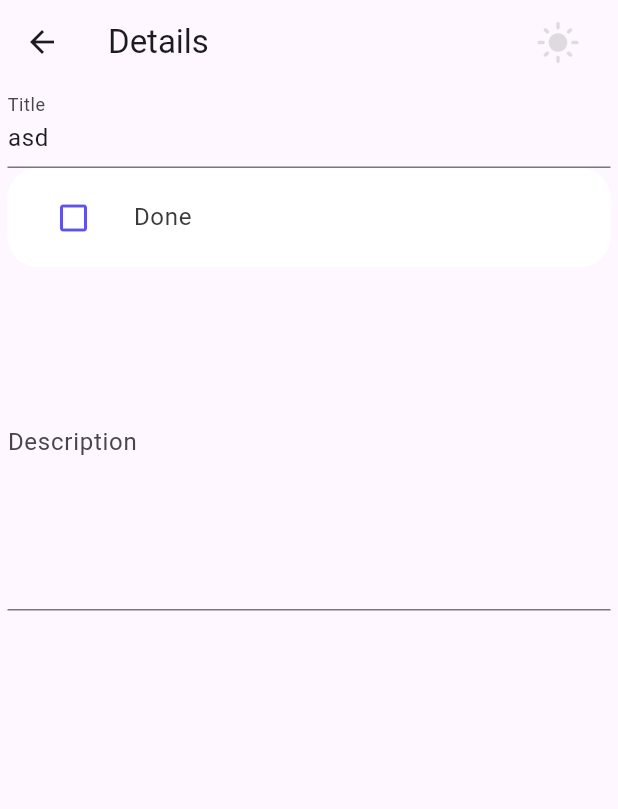
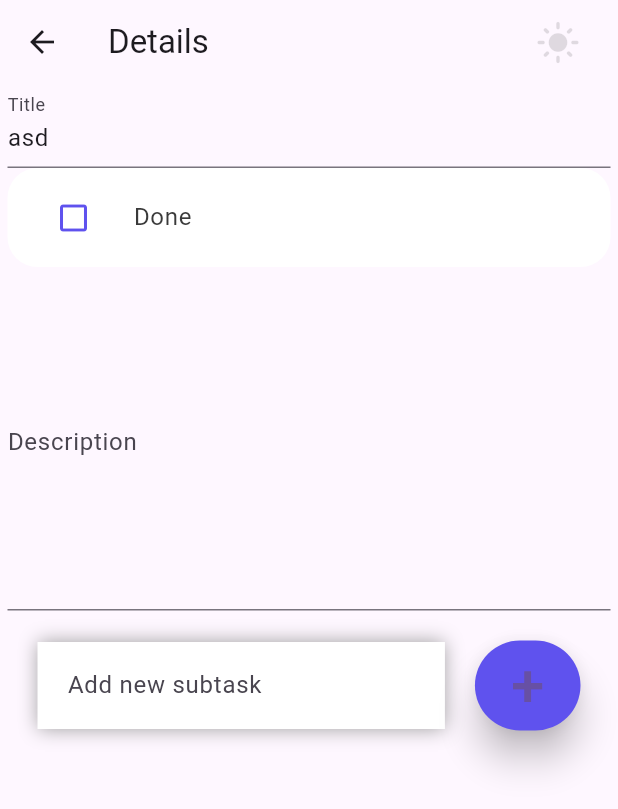
Before and after one commit to Staregai/Flutter_inf, a Flutter app: the screen it shows after launch, after a tap on the "delete" icon, after a tap on "asd", on a phone screen of 412 x 824 dp. Shown: the top 809 px of the screen. Run offline on Flutter 3.47's test engine with Material 3 defaults, Android fonts, the phone set to English and light mode, and no system bars; our stand-ins replace firebase_core, flutter_bloc; accounts and stored records are empty.

Commit message:
added subtasks (trying to repair sorting)

```diff
--- a/lib/classes/todo.dart
+++ b/lib/classes/todo.dart
@@ -3,7 +3,7 @@ class ToDo {
   String? text;
   String? description;
   bool done;
-  List<ToDo> subtasks = new List.empty();
+  List<ToDo> subtasks = new List.empty(growable: true);
   ToDo({
     required this.id,
     required this.text,
@@ -16,27 +16,33 @@ class ToDo {
     String? text,
     String? description,
     bool? done,
+    List<ToDo>? subtasks,
   }) {
-    return ToDo(
+    ToDo newtodo = ToDo(
       id: id ?? this.id,
       text: text ?? this.text,
       description: description ?? this.description,
       done: done ?? this.done,
     );
+    if (subtasks!.isNotEmpty) {
+      newtodo.subtasks = subtasks;
+    }
+    return newtodo;
   }
 
   static List<ToDo> todoList() {
-    return {
-      ToDo(
-          id: '1',
-          text: "aaaaa",
-          done: true,
-          description: "opis probny \n ccccccc"),
-      ToDo(id: "2", text: "bbbbb", done: true),
-      ToDo(id: "3", text: "asd"),
-      ToDo(id: "4", text: "dsa"),
-      ToDo(id: "5", text: "qwe"),
-      ToDo(id: "6", text: "trew"),
-    }.toList();
+    List<ToDo> list = List.empty(growable: true);
+    list.add(ToDo(
+        id: '1',
+        text: "aaaaa",
+        done: true,
+        description: "opis probny \n ccccccc"));
+    list.add(ToDo(id: "2", text: "bbbbb", done: true));
+    list.add(ToDo(id: "3", text: "asd"));
+    list.add(ToDo(id: "4", text: "dsa"));
+    list.add(ToDo(id: "5", text: "qwe"));
+    list.add(ToDo(id: "6", text: "trew"));
+    list[0].subtasks = list;
+    return list;
   }
 }
--- a/lib/screens/todo_details.dart
+++ b/lib/screens/todo_details.dart
@@ -1,6 +1,8 @@
 import 'package:flutter/material.dart';
 import 'package:inf/classes/todo.dart';
 import 'package:flutter_bloc/flutter_bloc.dart';
+import 'package:inf/classes/todo_item.dart';
+import 'package:inf/cubits/todo_cubit.dart';
 import 'package:inf/cubits/todo_details_cubit.dart';
 import 'package:inf/helpers/colors.dart';
 import 'package:inf/main.dart';
@@ -9,6 +11,7 @@ class TodoDetails extends StatelessWidget {
   final ToDo todo;
   final _titleController = TextEditingController();
   final _descriptionController = TextEditingController();
+  final _newsubcontroller = TextEditingController();
 
   TodoDetails({required this.todo, Key? key}) : super(key: key);
 
@@ -22,6 +25,8 @@ class TodoDetails extends StatelessWidget {
       child: _TodoDetailsContent(
         titleController: _titleController,
         descriptionController: _descriptionController,
+        newsubController: _newsubcontroller,
+        todo: todo,
       ),
     );
   }
@@ -30,10 +35,14 @@ class TodoDetails extends StatelessWidget {
 class _TodoDetailsContent extends StatelessWidget {
   final TextEditingController titleController;
   final TextEditingController descriptionController;
+  final TextEditingController newsubController;
+  final ToDo todo;
 
   const _TodoDetailsContent({
     required this.titleController,
     required this.descriptionController,
+    required this.newsubController,
+    required this.todo,
   });
 
   @override
@@ -77,7 +86,9 @@ class _TodoDetailsContent extends StatelessWidget {
               ),
             ),
           ),
-          TextField(
+          Container(
+            margin: EdgeInsets.only(bottom: 10),
+            child: TextField(
               decoration: InputDecoration(labelText: "Description"),
               maxLines: 8,
               controller: descriptionController,
@@ -85,6 +96,69 @@ class _TodoDetailsContent extends StatelessWidget {
                 context.read<TodoDetailsCubit>().updateDescription(description);
               },
             ),
+          ),
+          for (ToDo td in todo.subtasks)
+            todo_item(
+              todo: td,
+              onToDoChanged: (todo) {
+                context.read<TodoCubit>().handleToDoChange(todo);
+              },
+              onDeleteItem: (todo) {
+                context.read<TodoCubit>().handleDeleteToDo(todo);
+              },
+            ),
+          Align(
+            alignment: Alignment.bottomCenter,
+            child: Row(mainAxisAlignment: MainAxisAlignment.end, children: [
+              Expanded(
+                child: Container(
+                  margin: EdgeInsets.only(
+                    bottom: 20,
+                    right: 20,
+                    left: 20,
+                    top: 10,
+                  ),
+                  padding: EdgeInsets.symmetric(horizontal: 20, vertical: 5),
+                  decoration: BoxDecoration(
+                    color: Colors.white,
+                    boxShadow: [
+                      BoxShadow(
+                          color: Colors.grey,
+                          offset: Offset(0.0, 0.0),
+                          blurRadius: 10.0,
+                          spreadRadius: 0.0),
+                    ],
+                  ),
+                  child: TextField(
+                    decoration: InputDecoration(
+                      hintText: "Add new subtask",
+                      border: InputBorder.none,
+                    ),
+                    controller: newsubController,
+                  ),
+                ),
+              ),
+              Container(
+                margin: EdgeInsets.only(bottom: 20, right: 20, top: 10),
+                child: ElevatedButton(
+                  child: Text(
+                    "+",
+                    style: TextStyle(fontSize: 40),
+                  ),
+                  onPressed: () {
+                    context
+                        .read<TodoDetailsCubit>()
+                        .addToDoSubItem(newsubController.text);
+                    newsubController.text = "";
+                  },
+                  style: ElevatedButton.styleFrom(
+                      backgroundColor: tdBlue,
+                      minimumSize: Size(60, 60),
+                      elevation: 10),
+                ),
+              )
+            ]),
+          )
         ],
       ),
     );
--- a/pubspec.yaml
+++ b/pubspec.yaml
@@ -37,6 +37,7 @@ dependencies:
   cupertino_icons: ^1.0.2
   provider: ^6.0.5
   flutter_bloc: ^8.0.0
+  firebase_core: ^2.24.2
 
 dev_dependencies:
   flutter_test:
```
Also changed, not shown: lib/cubits/todo_cubit.dart (+31 -16 lines), lib/cubits/todo_details_cubit.dart (+7 -0 lines), lib/screens/home.dart (+8 -1 lines), lib/firebase_options.dart (added), pubspec.lock, 8 other files. Lines whose indentation alone changed are shown as unchanged.
